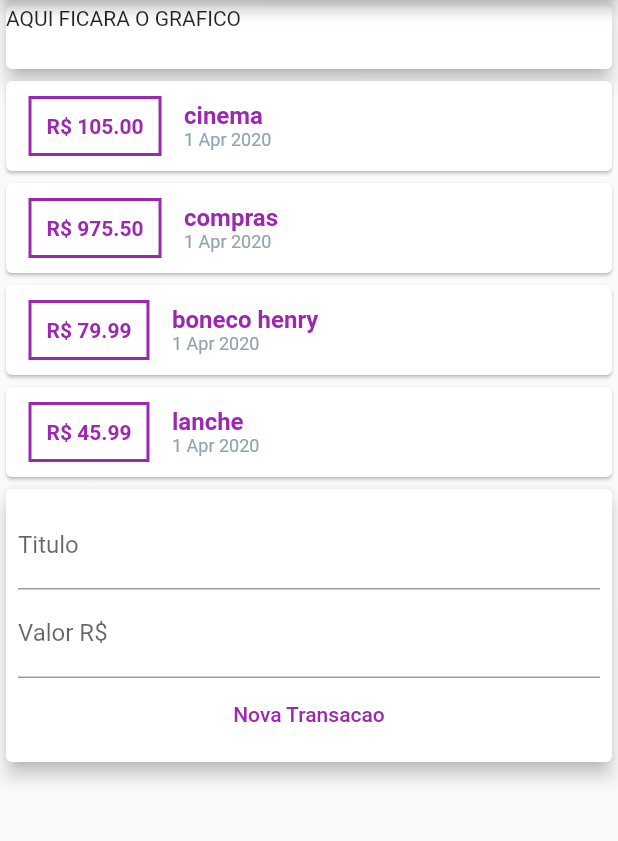
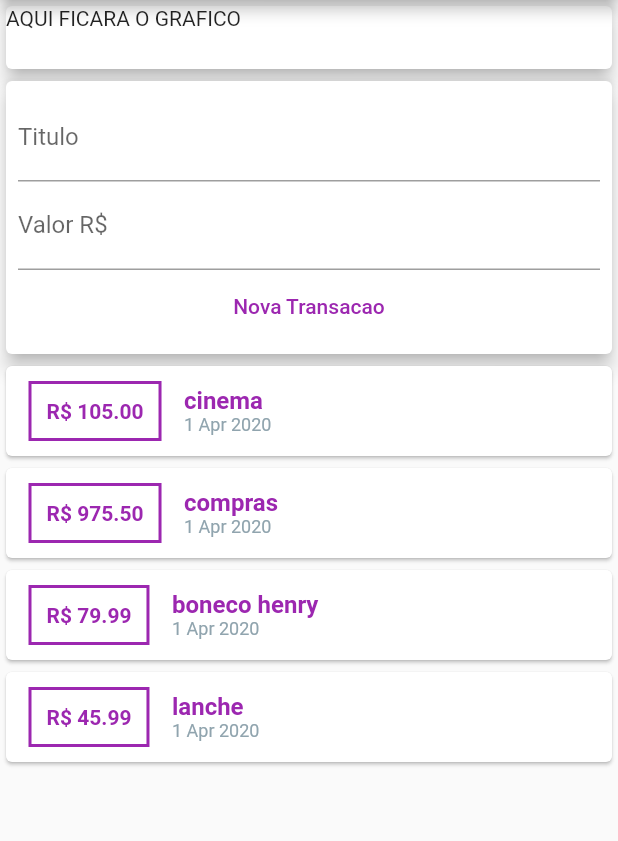
Before and after one commit to ivonildo-lopes/despesas-flutter, a Flutter app: the screen it shows after launch, on a phone screen of 412 x 824 dp, the part 84-925 px from its top. Run offline on Flutter 3.47's test engine with Material 2 defaults, Android fonts, the phone set to English and light mode, and no system bars.

```diff
--- a/lib/components/cardTransaction.dart
+++ b/lib/components/cardTransaction.dart
@@ -3,15 +3,17 @@ import 'package:despesas/components/cardTrasactionDescription.dart';
 import 'package:despesas/model/transaction.dart';
 import 'package:flutter/material.dart';
 
-class CardTransaction  extends StatelessWidget {
-
+class CardTransaction extends StatelessWidget {
   final List<Transaction> _transaction;
 
   CardTransaction(this._transaction);
 
   @override
   Widget build(BuildContext context) {
-    return Column(
+    return Container(
+      height: 300,
+      child: SingleChildScrollView(
+        child: Column(
           children: <Widget>[
             Column(
               children: this._transaction.map((transaction) {
@@ -26,6 +28,8 @@ class CardTransaction  extends StatelessWidget {
               }).toList(),
             )
           ],
+        ),
+      ),
     );
   }
 }
--- a/lib/components/transactionUser.dart
+++ b/lib/components/transactionUser.dart
@@ -31,7 +31,6 @@ class _TransactionUserState extends State<TransactionUser> {
             id: Random().nextDouble().toString(),
             title: title,
             value: value,
-            // value: double.parse(value),
             date: DateTime.now()
           )
         );
@@ -42,8 +41,8 @@ class _TransactionUserState extends State<TransactionUser> {
   Widget build(BuildContext context) {
     return Column(
       children: [
+        CardTransactionNew(_addTransaction),
         CardTransaction(_transactions),
-        CardTransactionNew(_addTransaction)
       ],
     );
   }
--- a/lib/main.dart
+++ b/lib/main.dart
@@ -4,27 +4,28 @@ import 'package:flutter/material.dart';
 
 main() => runApp(Despesa());
 
-class Despesa  extends StatelessWidget {
+class Despesa extends StatelessWidget {
   @override
   Widget build(BuildContext context) {
     return MaterialApp(home: HomePage());
   }
 }
 
-class HomePage  extends StatelessWidget {
-
+class HomePage extends StatelessWidget {
   @override
   Widget build(BuildContext context) {
     return Scaffold(
       appBar: AppBar(
         title: Text('Controle de despesas'),
       ),
-      body: Column(
-        crossAxisAlignment: CrossAxisAlignment.stretch,
-        children: <Widget>[
-          Grafico(),
-          TransactionUser()
-        ],
+      body: SingleChildScrollView(
+        child: Column(
+          crossAxisAlignment: CrossAxisAlignment.stretch,
+          children: <Widget>[
+            Grafico(),
+            TransactionUser()
+          ],
+        ),
       ),
     );
   }
```
Lines whose indentation alone changed are shown as unchanged.
